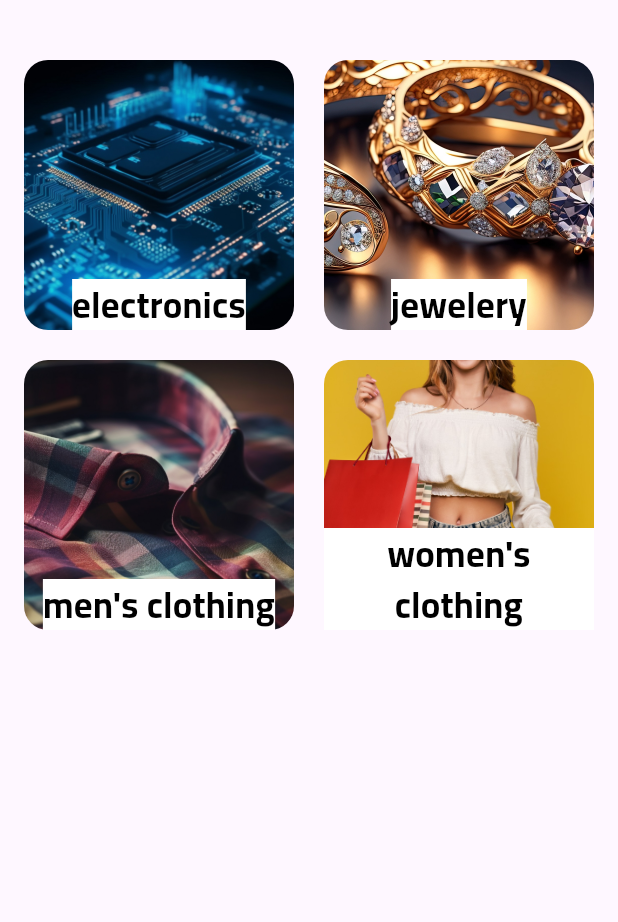
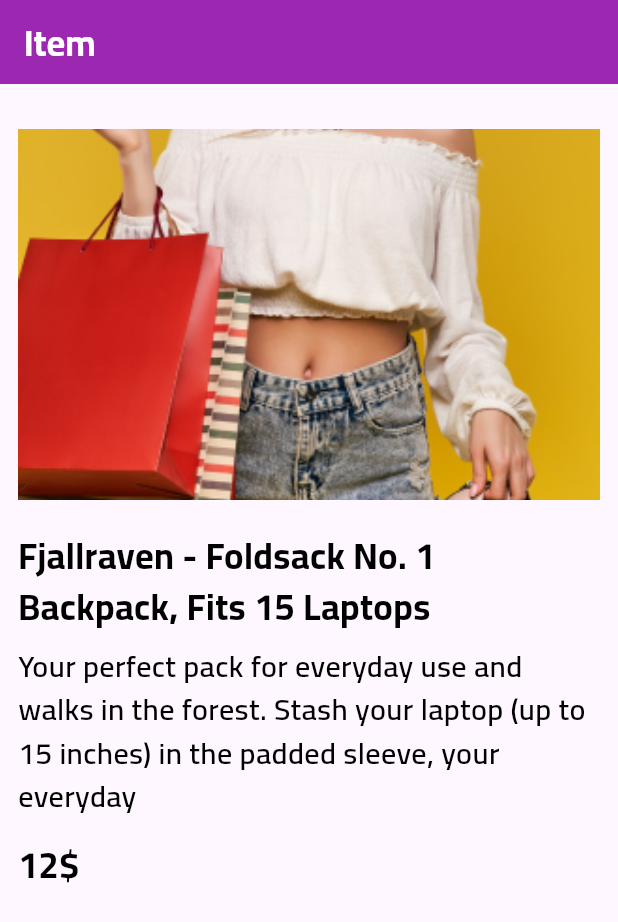
Before and after one commit to AmrReda92/shopping_app, a Flutter app: the screen it shows after launch, on a phone screen of 412 x 824 dp. Shown: the top 922 px of the screen. Run offline on Flutter 3.47's test engine with Material 3 defaults, Android fonts, the phone set to English and light mode, and no system bars; our stand-ins replace cached_network_image, dartz, dio, flutter_bloc.

Commit message:
finish product details screen ui

```diff
--- /dev/null
+++ b/lib/core/constant/cateogry_images.dart
@@ -0,0 +1,6 @@
+final categoryImages = {
+  "electronics": "assets/images/elect.jpg",
+  "jewelery": "assets/images/jewel.jpg",
+  "men's clothing": "assets/images/man.jpg",
+  "women's clothing": "assets/images/woman.png",
+};
--- a/lib/core/routes/app_routes.dart
+++ b/lib/core/routes/app_routes.dart
@@ -3,25 +3,36 @@ import 'package:flutter/material.dart';
 import 'package:flutter_bloc/flutter_bloc.dart';
 import 'package:shopping_app/core/routes/routes.dart';
 import 'package:shopping_app/core/utils/api_service.dart';
+import 'package:shopping_app/features/home/data/manager/get_categories_cubit/get_categories_cubit.dart';
+import 'package:shopping_app/features/home/data/repos/home_repo_impl.dart';
 import 'package:shopping_app/features/home/presentation/ui/home_screen.dart';
 import 'package:shopping_app/features/product/data/manager/product_cubit/product_cubit.dart';
 import 'package:shopping_app/features/product/presentation/ui/product_screen.dart';
 import 'package:shopping_app/features/product/data/repos/product_repo_impl.dart';
+import 'package:shopping_app/features/product_details/presentation/ui/product_details_screen.dart';
 
 class AppRoutes {
   static Route<dynamic>? function(RouteSettings setting) {
     switch (setting.name) {
       case Routes.homeScreen :
         return MaterialPageRoute(builder: (_) =>
-            HomeScreen());
+            BlocProvider(
+              create: (context) => GetCategoriesCubit(HomeRepoImpl(ApiService(Dio())))..getCategory(),
+              child: HomeScreen(),
+            ));
 
       case Routes.productScreen :
         final category = setting.arguments as String;
         return MaterialPageRoute(builder: (_) =>
             BlocProvider(
-              create: (context) => ProductCubit(ProductModelImpl(ApiService(Dio())))..getAProductsByCategory(category: category),
+              create: (context) =>
+              ProductCubit(ProductModelImpl(ApiService(Dio())))
+                ..getAProductsByCategory(category: category),
               child: ProductScreen(),
             ));
+
+      case Routes.productDetailsScreen :
+        return MaterialPageRoute(builder: (_)=>ProductDetailsScreen());
     }
     return null;
   }
--- a/lib/core/routes/routes.dart
+++ b/lib/core/routes/routes.dart
@@ -1,4 +1,5 @@
 class Routes {
   static const String homeScreen = "homeScreen";
   static const String productScreen = "productScreen";
+  static const String productDetailsScreen = "productDetailsScreen";
 }
--- a/lib/features/home/data/repos/home_repo_impl.dart
+++ b/lib/features/home/data/repos/home_repo_impl.dart
@@ -14,10 +14,10 @@ class HomeRepoImpl implements HomeRepo {
   Future<Either<Failure, List<String>>> getCategory()async {
     try{
       //fetching data from data resource
-      final data = await apiService.get(endPoint: "categories");
+      final data = await apiService.get(endPoint: "products/categories");
       final List<String> categories=[];
       for(var item in data){
-        categories.add(data[item]);
+        categories.add(item.toString());
       }
       return right(categories);
     }catch(e){
--- a/lib/features/home/presentation/models/category_model.dart
+++ b/lib/features/home/presentation/models/category_model.dart
@@ -3,22 +3,3 @@ class CategoryModel {
   final String image ;
   CategoryModel({required this.title,required this.image});
 }
-
-List<CategoryModel> categoryModel =[
-  CategoryModel(
-      title: "electronics",
-      image: "assets/images/elect.jpg"
-  ),
-  CategoryModel(
-      title: "jewelery",
-      image: "assets/images/jewel.jpg"
-  ),
-  CategoryModel(
-      title: "men's clothing",
-      image: "assets/images/man.jpg"
-  ),
-  CategoryModel(
-      title: "women's clothing",
-      image: "assets/images/woman.png"
-  ),
-];
--- a/lib/features/home/presentation/ui/home_screen.dart
+++ b/lib/features/home/presentation/ui/home_screen.dart
@@ -14,6 +14,7 @@ class HomeScreen extends StatelessWidget {
             children: [
               SizedBox(height: 40,),
               Expanded(child: CustomGridViewCategory())
+
             ],
           ),
         ),
--- a/lib/features/home/presentation/widgets/custom_category_item.dart
+++ b/lib/features/home/presentation/widgets/custom_category_item.dart
@@ -4,8 +4,9 @@ import 'package:shopping_app/core/routes/routes.dart';
 import 'package:shopping_app/features/home/presentation/models/category_model.dart';
 
 class CustomCategoryItem extends StatelessWidget {
-  final CategoryModel category ;
-  const CustomCategoryItem({super.key, required this.category});
+  final CategoryModel category;
+  const CustomCategoryItem({super.key, required this.category,});
+
 
   @override
   Widget build(BuildContext context) {
--- /dev/null
+++ b/lib/features/product_details/presentation/ui/product_details_screen.dart
@@ -0,0 +1,38 @@
+import 'package:flutter/material.dart';
+import 'package:shopping_app/core/routes/app_styles.dart';
+
+class ProductDetailsScreen extends StatelessWidget {
+  const ProductDetailsScreen({super.key});
+
+  @override
+  Widget build(BuildContext context) {
+    return Scaffold(
+      appBar: AppBar(
+        backgroundColor: Colors.purple,
+      title: Text("Item",style: AppStyles.font24.copyWith(color: Colors.white),),
+      ),
+      body: Padding(
+        padding: const EdgeInsets.symmetric(horizontal: 12.0),
+        child: Column(
+          crossAxisAlignment: CrossAxisAlignment.start,
+          children: [
+            SizedBox(height: 30,),
+            Container(
+                height: MediaQuery.of(context).size.height*.3,
+                width: double.infinity,
+                decoration: BoxDecoration(
+                  borderRadius: BorderRadius.circular(10)
+                ),
+                child: Image.asset("assets/images/woman.png",fit: BoxFit.cover,)),
+            SizedBox(height: 20,),
+            Text("Fjallraven - Foldsack No. 1 Backpack, Fits 15 Laptops",style: AppStyles.font24,),
+            SizedBox(height: 8,),
+            Text("Your perfect pack for everyday use and walks in the forest. Stash your laptop (up to 15 inches) in the padded sleeve, your everyday",style: AppStyles.font20,),
+            SizedBox(height: 14,),
+            Text("12\$",style: AppStyles.font24,)
+          ],
+        ),
+      ),
+    );
+  }
+}
--- a/lib/main.dart
+++ b/lib/main.dart
@@ -2,5 +2,10 @@ import 'package:flutter/material.dart';
 import 'package:shopping_app/shopping_app.dart';
 
 void main() {
+  FlutterError.onError = (details) {
+    FlutterError.presentError(details);
+    print('❌ FlutterError: ${details.exception}');
+    print(details.stack);
+  };
   runApp(const ShoppingApp());
 }
--- a/lib/shopping_app.dart
+++ b/lib/shopping_app.dart
@@ -10,7 +10,7 @@ class ShoppingApp extends StatelessWidget {
     return MaterialApp(
      debugShowCheckedModeBanner: false,
       onGenerateRoute: AppRoutes.function,
-      initialRoute: Routes.homeScreen,
+      initialRoute: Routes.productDetailsScreen,
       theme: ThemeData(
         fontFamily: "Cairo"
       ),
```
Also changed, not shown: lib/features/home/presentation/widgets/custom_grid_view_category.dart (+33 -11 lines).
